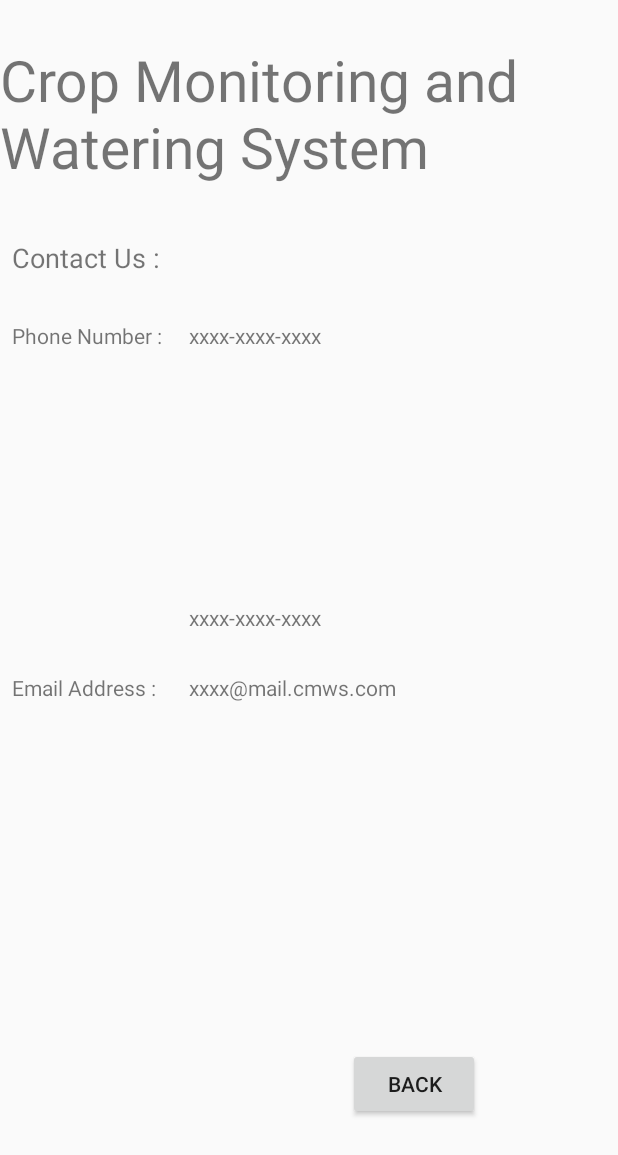
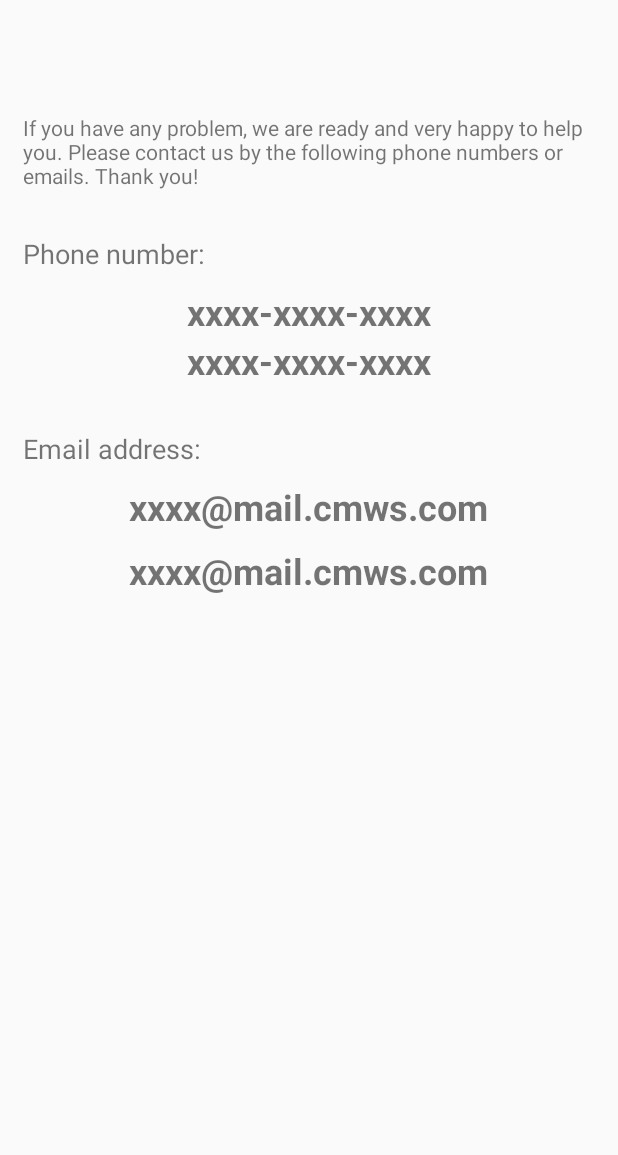
Before and after one commit to rathaROG/MWS, an Android app: the layout contact.xml on its own in the app's theme, with its tools: preview values and no code run, on a phone screen of 412 x 824 dp. Shown: the top 1155 px of the screen. Run offline under Robolectric (Android 15) with nearby library versions, the phone set to English and light mode, and no system bars.

Commit message:
update the contact (test)

```diff
--- a/app/src/main/java/com/ratharog/mws/activity/MainActivity.java
+++ b/app/src/main/java/com/ratharog/mws/activity/MainActivity.java
@@ -15,6 +15,7 @@ import android.view.Menu;
 import android.view.MenuItem;
 import android.view.Window;
 import android.view.WindowManager;
+import android.widget.ViewFlipper;
 
 import com.ratharog.mws.R;
 
@@ -85,11 +86,13 @@ public class MainActivity extends AppCompatActivity
     public boolean onNavigationItemSelected(MenuItem item) {
         // Handle navigation view item clicks here.
         int id = item.getItemId();
+        ViewFlipper vf = (ViewFlipper)findViewById(R.id.vf);
 
-        if (id == R.id.home) {
+        if (id == R.id.nav_home) {
             // Handle the camera action
+            vf.setDisplayedChild(0);
         } else if (id == R.id.nav_contact) {
-
+            vf.setDisplayedChild(1);
         } else if (id == R.id.nav_share) {
 
         } else if (id == R.id.nav_send) {
--- a/app/src/main/res/layout/app_bar_main.xml
+++ b/app/src/main/res/layout/app_bar_main.xml
@@ -41,7 +41,17 @@
 
     </android.support.design.widget.AppBarLayout>
 
-    <include layout="@layout/content_main" />
+
+
+    <ViewFlipper xmlns:android="http://schemas.android.com/apk/res/android"
+        android:id="@+id/vf"
+        android:layout_width="fill_parent"
+        android:layout_height="wrap_content" >
+
+        <include android:id="@+id/layout_home" layout="@layout/content_main" />
+        <include android:id="@+id/layout_contact" layout="@layout/contact" />
+
+    </ViewFlipper>
 
 
 </android.support.design.widget.CoordinatorLayout>
--- a/app/src/main/res/layout/contact.xml
+++ b/app/src/main/res/layout/contact.xml
@@ -3,78 +3,75 @@
     android:layout_width="match_parent" android:layout_height="match_parent">
 
     <TextView
-        android:text="Contact Us :"
+        android:text="If you have any problem, we are ready and very happy to help you. Please contact us by the following phone numbers or emails. Thank you!"
         android:layout_width="wrap_content"
         android:layout_height="wrap_content"
-        android:layout_below="@+id/textView"
-        android:layout_alignParentStart="true"
-        android:layout_marginStart="8dp"
-        android:layout_marginTop="36dp"
-        android:id="@+id/textView3"
-        android:textSize="18sp" />
+        android:layout_marginTop="75dp"
+        android:layout_marginLeft="15dp"
+        android:layout_marginRight="15dp"
+        android:id="@+id/textViewIntroduction" />
 
     <TextView
-        android:text="Phone Number :"
+        android:text="Phone number:"
         android:layout_width="wrap_content"
         android:layout_height="wrap_content"
+        android:layout_below="@id/textViewIntroduction"
+        android:layout_alignStart="@id/textViewIntroduction"
         android:layout_marginTop="30dp"
-        android:id="@+id/textView4"
-        android:layout_below="@+id/textView3"
-        android:layout_alignStart="@+id/textView3" />
+        android:id="@+id/textViewPhoneNumber"
+        android:textSize="18sp" />
 
     <TextView
         android:text="xxxx-xxxx-xxxx"
         android:layout_width="wrap_content"
         android:layout_height="wrap_content"
-        android:layout_alignTop="@+id/textView4"
-        android:layout_toEndOf="@+id/textView4"
-        android:layout_marginStart="18dp"
-        android:id="@+id/textView5" />
+        android:layout_below="@+id/textViewPhoneNumber"
+        android:layout_marginTop="10dp"
+        android:layout_centerHorizontal="true"
+        android:id="@+id/textViewPhoneNumber1"
+        android:textSize="24sp"
+        android:textStyle="normal|bold" />
 
     <TextView
         android:text="xxxx-xxxx-xxxx"
         android:layout_width="wrap_content"
         android:layout_height="wrap_content"
-        android:layout_centerVertical="true"
-        android:layout_alignStart="@+id/textView5"
-        android:id="@+id/textView6" />
+        android:layout_alignStart="@+id/textViewPhoneNumber1"
+        android:layout_below="@+id/textViewPhoneNumber1"
+        android:id="@+id/textViewPhoneNumber2"
+        android:textSize="24sp"
+        android:textStyle="normal|bold" />
 
     <TextView
-        android:text="Email Address :"
+        android:text="Email address:"
         android:layout_width="wrap_content"
         android:layout_height="wrap_content"
-        android:layout_below="@+id/textView6"
-        android:layout_alignStart="@+id/textView4"
-        android:layout_marginTop="27dp"
-        android:id="@+id/textView7" />
+        android:layout_below="@+id/textViewPhoneNumber2"
+        android:layout_alignStart="@+id/textViewPhoneNumber"
+        android:layout_marginTop="30dp"
+        android:id="@+id/textViewEmail"
+        android:textSize="18sp" />
 
     <TextView
         android:text="xxxx@mail.cmws.com"
         android:layout_width="wrap_content"
         android:layout_height="wrap_content"
-        android:layout_alignTop="@+id/textView7"
-        android:layout_alignStart="@+id/textView6"
-        android:id="@+id/textView8" />
+        android:layout_marginTop="10dp"
+        android:layout_centerHorizontal="true"
+        android:layout_below="@+id/textViewEmail"
+        android:id="@+id/textViewEmailAddress"
+        android:textSize="24sp"
+        android:textStyle="normal|bold" />
 
-    <Button
-        android:text="Back"
+    <TextView
+        android:text="xxxx@mail.cmws.com"
         android:layout_width="wrap_content"
         android:layout_height="wrap_content"
-        android:layout_marginStart="18dp"
-        android:layout_marginBottom="77dp"
-        android:id="@+id/button"
-        android:layout_alignParentBottom="true"
-        android:layout_toEndOf="@+id/textView6" />
-
-    <TextView
-        android:text="Crop Monitoring and Watering System"
-        android:layout_width="wrap_content"
-        android:layout_height="wrap_content"
-        android:layout_marginTop="27dp"
-        android:id="@+id/textView"
-        android:textAppearance="@android:style/TextAppearance.Material.Small"
-        android:textSize="38sp"
-        android:layout_alignParentTop="true"
-        android:layout_alignParentStart="true" />
+        android:layout_marginTop="10dp"
+        android:layout_centerHorizontal="true"
+        android:layout_below="@+id/textViewEmailAddress"
+        android:id="@+id/textViewEmailAddress2"
+        android:textSize="24sp"
+        android:textStyle="normal|bold" />
 
 </RelativeLayout>
--- a/app/src/main/res/layout/content_main.xml
+++ b/app/src/main/res/layout/content_main.xml
@@ -16,6 +16,7 @@
     <TextView
         android:layout_width="wrap_content"
         android:layout_height="wrap_content"
+        android:layout_marginTop="50dp"
         android:text="AUTOPILOT:"
         android:textSize="18sp"
         android:textStyle="normal|bold" />
@@ -23,6 +24,7 @@
     <Switch
         android:layout_width="wrap_content"
         android:layout_height="wrap_content"
+        android:layout_marginTop="50dp"
         android:layout_alignParentTop="true"
         android:layout_alignParentEnd="true"
         android:id="@+id/switch1" />
```
